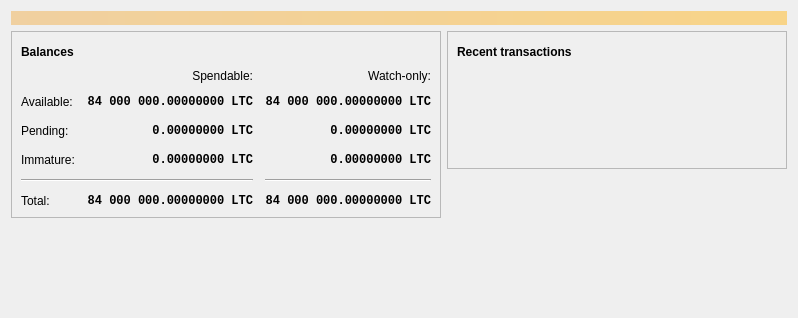
Qt form src/qt/forms/overviewpage.ui (Rin-coin/rincoin) before a commit.
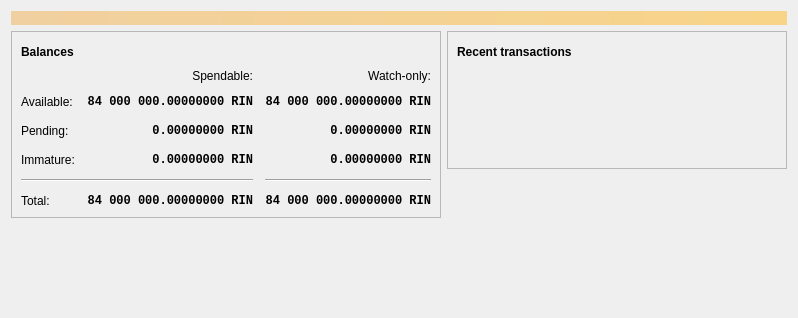
The same form after that commit. Icons and pictures are not drawn. Custom widgets are drawn as their Qt base class.

The edit to the form file:
```diff
--- a/src/qt/forms/overviewpage.ui
+++ b/src/qt/forms/overviewpage.ui
@@ -130,7 +130,7 @@
                <string>Unconfirmed transactions to watch-only addresses</string>
               </property>
               <property name="text">
-               <string notr="true">0.00000000 LTC</string>
+               <string notr="true">0.00000000 RIN</string>
               </property>
               <property name="alignment">
                <set>Qt::AlignRight|Qt::AlignTrailing|Qt::AlignVCenter</set>
@@ -156,7 +156,7 @@
                <string>Total of transactions that have yet to be confirmed, and do not yet count toward the spendable balance</string>
               </property>
               <property name="text">
-               <string notr="true">0.00000000 LTC</string>
+               <string notr="true">0.00000000 RIN</string>
               </property>
               <property name="alignment">
                <set>Qt::AlignRight|Qt::AlignTrailing|Qt::AlignVCenter</set>
@@ -182,7 +182,7 @@
                <string>Mined balance in watch-only addresses that has not yet matured</string>
               </property>
               <property name="text">
-               <string notr="true">0.00000000 LTC</string>
+               <string notr="true">0.00000000 RIN</string>
               </property>
               <property name="alignment">
                <set>Qt::AlignRight|Qt::AlignTrailing|Qt::AlignVCenter</set>
@@ -241,7 +241,7 @@
                <string>Mined balance that has not yet matured</string>
               </property>
               <property name="text">
-               <string notr="true">0.00000000 LTC</string>
+               <string notr="true">0.00000000 RIN</string>
               </property>
               <property name="alignment">
                <set>Qt::AlignRight|Qt::AlignTrailing|Qt::AlignVCenter</set>
@@ -287,7 +287,7 @@
                <string>Your current total balance</string>
               </property>
               <property name="text">
-               <string notr="true">84 000 000.00000000 LTC</string>
+               <string notr="true">84 000 000.00000000 RIN</string>
               </property>
               <property name="alignment">
                <set>Qt::AlignRight|Qt::AlignTrailing|Qt::AlignVCenter</set>
@@ -313,7 +313,7 @@
                <string>Current total balance in watch-only addresses</string>
               </property>
               <property name="text">
-               <string notr="true">84 000 000.00000000 LTC</string>
+               <string notr="true">84 000 000.00000000 RIN</string>
               </property>
               <property name="alignment">
                <set>Qt::AlignRight|Qt::AlignTrailing|Qt::AlignVCenter</set>
@@ -356,7 +356,7 @@
                <string>Your current spendable balance</string>
               </property>
               <property name="text">
-               <string notr="true">84 000 000.00000000 LTC</string>
+               <string notr="true">84 000 000.00000000 RIN</string>
               </property>
               <property name="alignment">
                <set>Qt::AlignRight|Qt::AlignTrailing|Qt::AlignVCenter</set>
@@ -382,7 +382,7 @@
                <string>Your current balance in watch-only addresses</string>
               </property>
               <property name="text">
-               <string notr="true">84 000 000.00000000 LTC</string>
+               <string notr="true">84 000 000.00000000 RIN</string>
               </property>
               <property name="alignment">
                <set>Qt::AlignRight|Qt::AlignTrailing|Qt::AlignVCenter</set>
```
